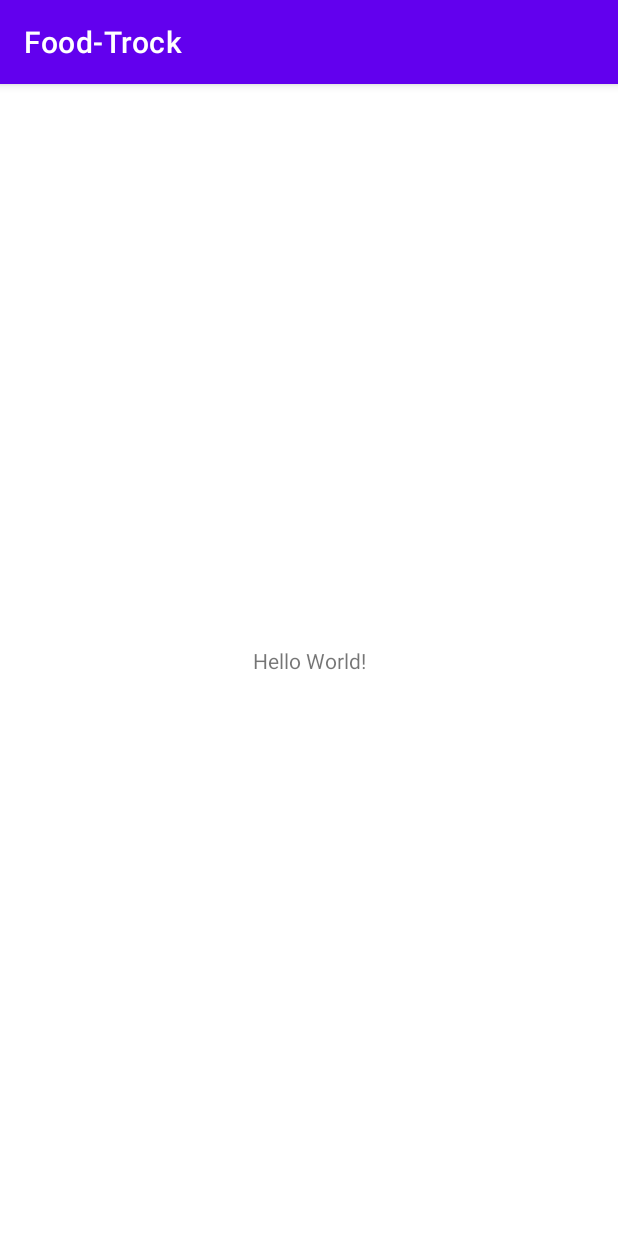
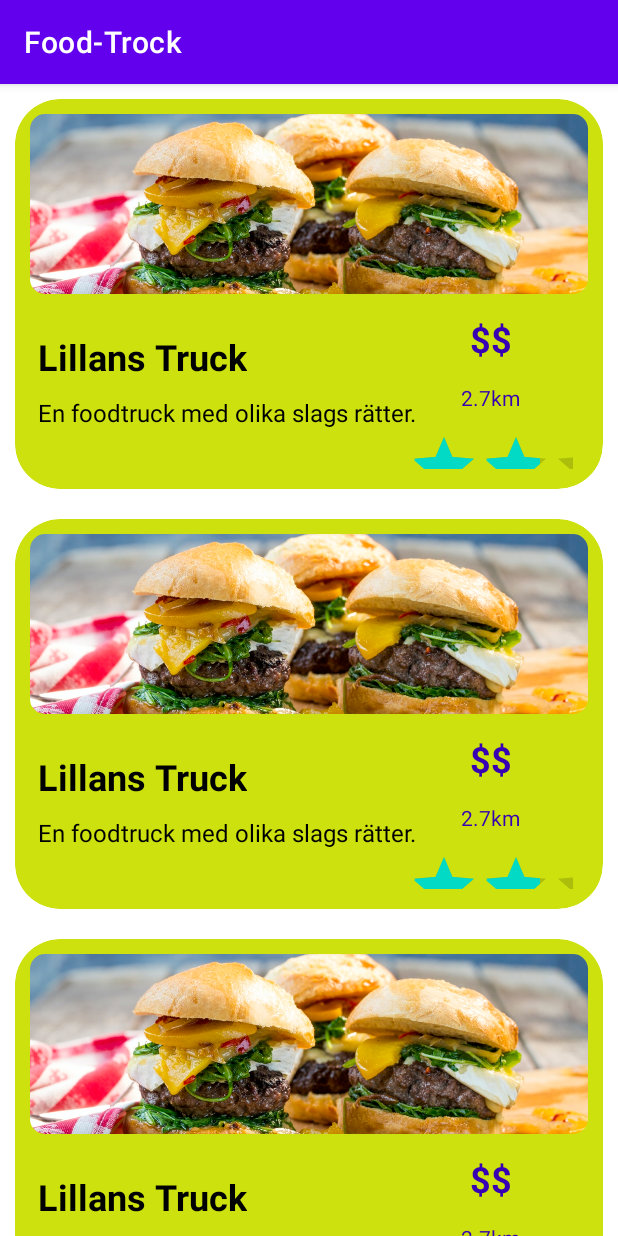
Before and after one commit to ahmadardal/Food-Truck, an Android app: the screen it shows after launch (MainActivity), on a phone screen of 412 x 824 dp. Run offline under Robolectric (Android 15) with nearby library versions, the phone set to English and light mode, and no system bars.

Commit message:
CardView + Adapter

```diff
--- /dev/null
+++ b/app/src/main/java/com/example/food_trock/DataManager.kt
@@ -0,0 +1,17 @@
+package com.example.food_trock
+
+object DataManager {
+
+    val stores = mutableListOf<Store>()
+
+    init {
+        setData()
+    }
+
+    private fun setData() {
+        stores.add(Store(R.drawable.hamburger, "Lillans Truck", "En foodtruck med olika slags rätter.", "$$", "2.7km", 4))
+        stores.add(Store(R.drawable.hamburger, "Lillans Truck", "En foodtruck med olika slags rätter.", "$$", "2.7km", 4))
+        stores.add(Store(R.drawable.hamburger, "Lillans Truck", "En foodtruck med olika slags rätter.", "$$", "2.7km", 4))
+    }
+
+}
--- a/app/src/main/java/com/example/food_trock/MainActivity.kt
+++ b/app/src/main/java/com/example/food_trock/MainActivity.kt
@@ -2,21 +2,20 @@ package com.example.food_trock
 
 import androidx.appcompat.app.AppCompatActivity
 import android.os.Bundle
+import android.provider.ContactsContract
+import androidx.recyclerview.widget.LinearLayoutManager
 import androidx.recyclerview.widget.RecyclerView
 
 class MainActivity : AppCompatActivity() {
 
-    private lateinit var newRecyclerView: RecyclerView
-    private lateinit var newArrayList: ArrayList<Store>
-    lateinit var imageId : Array<Int>
-    lateinit var heading : Array<String>
+    private lateinit var recyclerView: RecyclerView
 
     override fun onCreate(savedInstanceState: Bundle?) {
         super.onCreate(savedInstanceState)
         setContentView(R.layout.activity_main)
 
-        imageId = arrayOf(
-
-        )
+        recyclerView = findViewById(R.id.recyclerView)
+        recyclerView.layoutManager = LinearLayoutManager(this)
+        recyclerView.adapter = storeAdapter(this, DataManager.stores)
     }
 }
--- a/app/src/main/java/com/example/food_trock/Store.kt
+++ b/app/src/main/java/com/example/food_trock/Store.kt
@@ -1,3 +1,6 @@
 package com.example.food_trock
 
-data class Store(var titleImage : Int, var heading : String)
+import android.widget.RatingBar
+import androidx.cardview.widget.CardView
+
+data class Store(var storeImage: Int, var storeName: String, var storeDescription: String, var storePriceClass: String, var storeDistance: String, var storeRating: Int)
--- a/app/src/main/java/com/example/food_trock/storeAdapter.kt
+++ b/app/src/main/java/com/example/food_trock/storeAdapter.kt
@@ -1,24 +1,31 @@
 package com.example.food_trock
 
+import android.content.Context
 import android.view.LayoutInflater
 import android.view.View
 import android.view.ViewGroup
+import android.widget.RatingBar
 import android.widget.TextView
+import androidx.cardview.widget.CardView
 import androidx.recyclerview.widget.RecyclerView
 import com.google.android.material.imageview.ShapeableImageView
 
-class storeAdapter(private val storeList : ArrayList<Store>) :
+class storeAdapter(val context: Context, val storeList: List<Store> ) :
     RecyclerView.Adapter<storeAdapter.storeViewHolder>() {
 
     override fun onCreateViewHolder(parent: ViewGroup, viewType: Int): storeViewHolder {
-        val itemView = LayoutInflater.from(parent.context).inflate(R.layout.store_item, parent, false)
+        val itemView = LayoutInflater.from(context).inflate(R.layout.store_item, parent, false)
         return storeViewHolder(itemView)
     }
 
     override fun onBindViewHolder(holder: storeViewHolder, position: Int) {
         val currentItem = storeList[position]
-        holder.titleImage.setImageResource(currentItem.titleImage)
-        holder.tvHeading.text = currentItem.heading
+        holder.storeImage.setImageResource(currentItem.storeImage)
+        holder.txtName.text = currentItem.storeName
+        holder.txtDescription.text = currentItem.storeDescription
+        holder.txtPriceClass.text = currentItem.storePriceClass
+        holder.txtDistance.text = currentItem.storeDistance
+        holder.ratingBar.rating = currentItem.storeRating.toFloat()
     }
 
     override fun getItemCount(): Int {
@@ -27,9 +34,13 @@ class storeAdapter(private val storeList : ArrayList<Store>) :
 
     class storeViewHolder(itemView : View) : RecyclerView.ViewHolder(itemView) {
 
-        val titleImage : ShapeableImageView = itemView.findViewById(R.id.title_image)
-        val tvHeading : TextView = itemView.findViewById(R.id.tvHeading)
-
+        var cardView: CardView = itemView.findViewById(R.id.cardView)
+        val storeImage: ShapeableImageView = itemView.findViewById(R.id.storeImage)
+        val txtName: TextView = itemView.findViewById(R.id.txtName)
+        val txtDescription: TextView = itemView.findViewById(R.id.txtDescription)
+        val txtPriceClass: TextView = itemView.findViewById(R.id.txtPriceClass)
+        val txtDistance: TextView = itemView.findViewById(R.id.txtDistance)
+        val ratingBar: RatingBar = itemView.findViewById(R.id.ratingBar)
 
     }
 
--- a/app/src/main/res/layout/activity_main.xml
+++ b/app/src/main/res/layout/activity_main.xml
@@ -6,18 +6,14 @@
     android:layout_height="match_parent"
     tools:context=".MainActivity">
 
-    <TextView
-        android:layout_width="wrap_content"
-        android:layout_height="wrap_content"
-        android:text="Hello World!"
-        app:layout_constraintBottom_toBottomOf="parent"
-        app:layout_constraintLeft_toLeftOf="parent"
-        app:layout_constraintRight_toRightOf="parent"
-        app:layout_constraintTop_toTopOf="parent" />
-
 
     <androidx.recyclerview.widget.RecyclerView
+        android:id="@+id/recyclerView"
         android:layout_width="match_parent"
-        android:layout_height="match_parent"
-        android:id="@+id/recyclerView"/>
+        android:layout_height="wrap_content"
+        app:layout_constraintBottom_toBottomOf="parent"
+        app:layout_constraintEnd_toEndOf="parent"
+        app:layout_constraintStart_toStartOf="parent"
+        app:layout_constraintTop_toTopOf="parent"
+        tools:ignore="SpeakableTextPresentCheck" />
 </androidx.constraintlayout.widget.ConstraintLayout>
--- a/app/src/main/res/layout/store_item.xml
+++ b/app/src/main/res/layout/store_item.xml
@@ -10,7 +10,11 @@
     <androidx.cardview.widget.CardView
         android:id="@+id/cardView"
         android:layout_width="match_parent"
-        android:layout_height="230dp"
+        android:layout_height="260dp"
+        app:cardBackgroundColor="#CCE10D"
+        app:cardCornerRadius="30dp"
+        app:cardElevation="-1dp"
+        app:contentPadding="4dp"
         app:layout_constraintEnd_toEndOf="parent"
         app:layout_constraintStart_toStartOf="parent"
         app:layout_constraintTop_toTopOf="parent">
@@ -18,7 +22,7 @@
     </androidx.cardview.widget.CardView>
 
     <com.google.android.material.imageview.ShapeableImageView
-        android:id="@+id/store_image"
+        android:id="@+id/storeImage"
         android:layout_width="match_parent"
         android:layout_height="120dp"
         android:layout_margin="10dp"
@@ -31,7 +35,7 @@
         app:srcCompat="@drawable/hamburger" />
 
     <TextView
-        android:id="@+id/textView"
+        android:id="@+id/txtName"
         android:layout_width="wrap_content"
         android:layout_height="wrap_content"
         android:layout_marginStart="15dp"
@@ -40,27 +44,27 @@
         android:textColor="@color/black"
         android:textSize="24sp"
         android:textStyle="bold"
-        app:layout_constraintBottom_toTopOf="@+id/textView4"
+        app:layout_constraintBottom_toTopOf="@+id/txtDescription"
         app:layout_constraintStart_toStartOf="parent"
-        app:layout_constraintTop_toBottomOf="@+id/store_image"
+        app:layout_constraintTop_toBottomOf="@+id/storeImage"
         app:layout_constraintVertical_chainStyle="packed" />
 
 
     <TextView
-        android:id="@+id/textView3"
+        android:id="@+id/txtPriceClass"
         android:layout_width="wrap_content"
         android:layout_height="wrap_content"
         android:text="$$"
         android:textColor="@color/purple_700"
         android:textSize="24sp"
         android:textStyle="bold"
-        app:layout_constraintBottom_toTopOf="@+id/textView2"
-        app:layout_constraintEnd_toEndOf="@+id/textView2"
-        app:layout_constraintStart_toStartOf="@+id/textView2"
-        app:layout_constraintTop_toBottomOf="@+id/store_image" />
+        app:layout_constraintBottom_toTopOf="@+id/txtDistance"
+        app:layout_constraintEnd_toEndOf="@+id/txtDistance"
+        app:layout_constraintStart_toStartOf="@+id/txtDistance"
+        app:layout_constraintTop_toBottomOf="@+id/storeImage" />
 
     <TextView
-        android:id="@+id/textView2"
+        android:id="@+id/txtDistance"
         android:layout_width="wrap_content"
         android:layout_height="wrap_content"
         android:text="2,7km"
@@ -70,7 +74,7 @@
         app:layout_constraintBottom_toTopOf="@+id/ratingBar"
         app:layout_constraintEnd_toEndOf="@+id/ratingBar"
         app:layout_constraintStart_toStartOf="@+id/ratingBar"
-        app:layout_constraintTop_toBottomOf="@+id/textView3" />
+        app:layout_constraintTop_toBottomOf="@+id/txtPriceClass" />
 
 
     <RatingBar
@@ -81,10 +85,10 @@
         android:contentDescription="@string/app_name"
         app:layout_constraintBottom_toBottomOf="@+id/cardView"
         app:layout_constraintEnd_toEndOf="parent"
-        app:layout_constraintTop_toBottomOf="@+id/textView2" />
+        app:layout_constraintTop_toBottomOf="@+id/txtDistance" />
 
     <TextView
-        android:id="@+id/textView4"
+        android:id="@+id/txtDescription"
         android:layout_width="wrap_content"
         android:layout_height="wrap_content"
         android:layout_marginBottom="15dp"
@@ -93,8 +97,8 @@
         android:textSize="16sp"
         android:textStyle="normal"
         app:layout_constraintBottom_toBottomOf="@+id/cardView"
-        app:layout_constraintStart_toStartOf="@+id/textView"
-        app:layout_constraintTop_toBottomOf="@+id/textView" />
+        app:layout_constraintStart_toStartOf="@+id/txtName"
+        app:layout_constraintTop_toBottomOf="@+id/txtName" />
 
 
 </androidx.constraintlayout.widget.ConstraintLayout>
```
